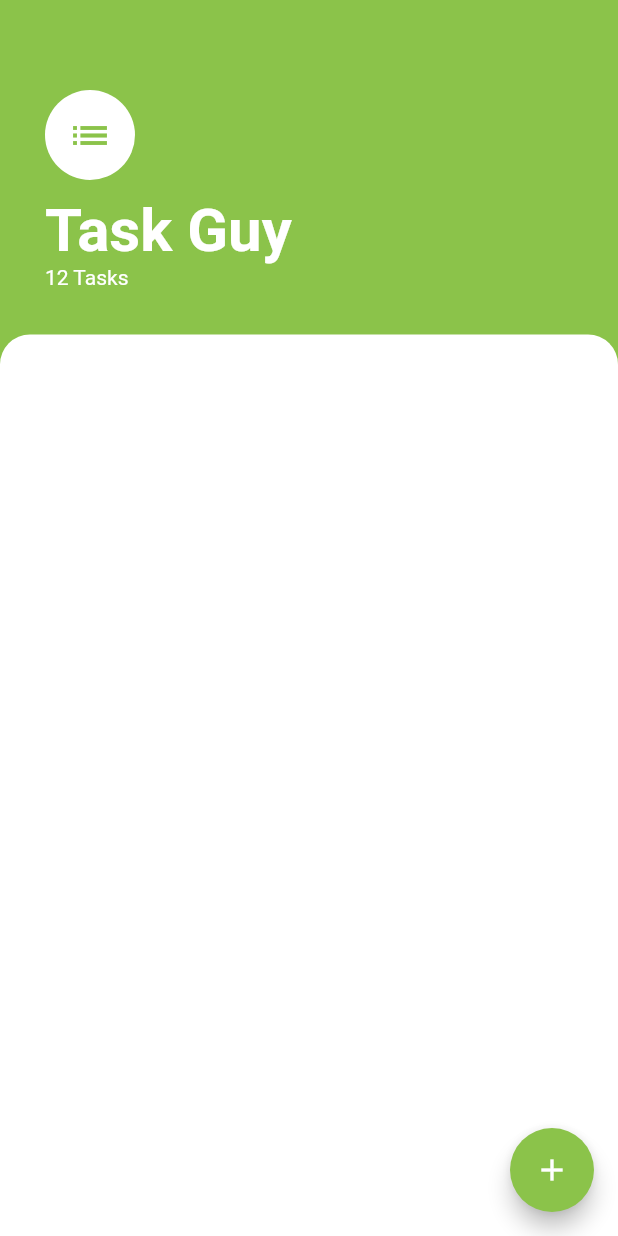
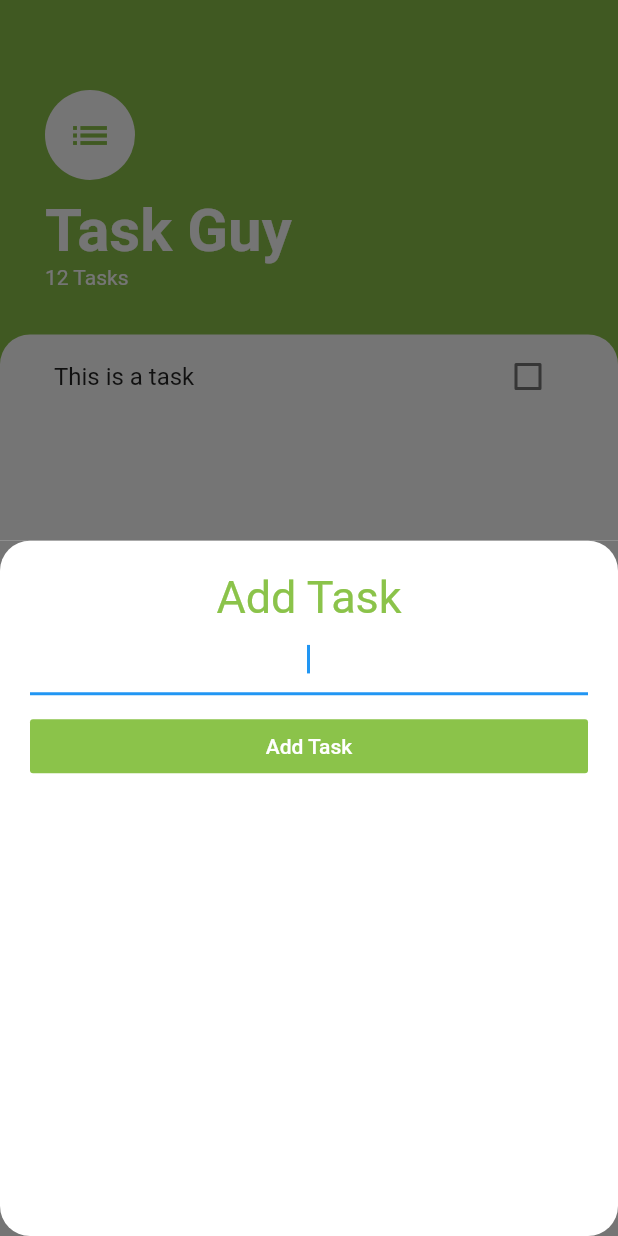
Before and after one commit to Matt-Murungi/The-Task-Guy, a Flutter app: the screen it shows after launch, after a tap on the "add" icon, on a phone screen of 412 x 824 dp. Run offline on Flutter 3.47's test engine with Material 2 defaults, Android fonts, the phone set to English and light mode, and no system bars.

Commit message:
add task screen

```diff
--- /dev/null
+++ b/lib/screens/add_task_screen.dart
@@ -0,0 +1,45 @@
+import 'package:flutter/material.dart';
+
+class AddTaskScreen extends StatelessWidget {
+  @override
+  Widget build(BuildContext context) {
+    return Container(
+      color: Color(0xff757575),
+      child: Container(
+        padding: EdgeInsets.all(20.0),
+        decoration: BoxDecoration(
+          color: Colors.white,
+          borderRadius: BorderRadius.horizontal(
+            left: Radius.circular(20.0),
+            right: Radius.circular(20.0),
+          ),
+        ),
+        child: Column(
+          crossAxisAlignment: CrossAxisAlignment.stretch,
+          children: <Widget>[
+            Text(
+              "Add Task",
+              textAlign: TextAlign.center,
+              style: TextStyle(fontSize: 30.0, color: Colors.lightGreen),
+            ),
+            TextField(
+              autofocus: true,
+              textAlign: TextAlign.center,
+            ),
+            SizedBox(height:10),
+            FlatButton(
+              onPressed: () {},
+              color: Colors.lightGreen,
+              child: Text(
+                "Add Task",
+                style: TextStyle(
+                  color: Colors.white,
+                ),
+              ),
+            )
+          ],
+        ),
+      ),
+    );
+  }
+}
--- a/lib/screens/task.dart
+++ b/lib/screens/task.dart
@@ -1,13 +1,23 @@
 import 'package:flutter/material.dart';
+import 'package:to_do/screens/add_task_screen.dart';
+import 'package:to_do/widgets/tasks_list.dart';
 
 class TasksScreen extends StatelessWidget {
   @override
   Widget build(BuildContext context) {
     return Scaffold(
       backgroundColor: Colors.lightGreen,
-      floatingActionButton: FloatingActionButton(onPressed:(){},
+      floatingActionButton: FloatingActionButton(
+        onPressed: () {
+          showModalBottomSheet(
+            context: context,
+            builder: (context) => AddTaskScreen(),
+          );
+        },
         backgroundColor: Colors.lightGreen,
-      child: Icon(Icons.add,),
+        child: Icon(
+          Icons.add,
+        ),
       ),
       body: Column(
         crossAxisAlignment: CrossAxisAlignment.start,
@@ -48,11 +58,15 @@ class TasksScreen extends StatelessWidget {
           ),
           Expanded(
             child: Container(
+              padding: EdgeInsets.symmetric(horizontal: 20.0),
               decoration: BoxDecoration(
                 color: Colors.white,
                 borderRadius: BorderRadius.only(
                   topLeft: Radius.circular(20.0),
-                          topRight: Radius.circular(20.0))),
+                  topRight: Radius.circular(20.0),
+                ),
+              ),
+              child: TasksList(),
             ),
           )
         ],
--- /dev/null
+++ b/lib/widgets/tasks_list.dart
@@ -0,0 +1,14 @@
+import 'package:flutter/material.dart';
+import 'package:to_do/widgets/tasks_tile.dart';
+
+class TasksList extends StatelessWidget {
+
+  @override
+  Widget build(BuildContext context) {
+    return ListView(
+      children: <Widget>[
+        TaskTile()
+      ],
+    );
+  }
+}
--- /dev/null
+++ b/lib/widgets/tasks_tile.dart
@@ -0,0 +1,14 @@
+import 'package:flutter/material.dart';
+
+class TaskTile extends StatelessWidget {
+
+  @override
+  Widget build(BuildContext context) {
+    return ListTile(
+      title: Text('This is a task'),
+      trailing: Checkbox(value: false,
+      onChanged: (value){},
+      ),
+    );
+  }
+}
```
Lines whose indentation alone changed are shown as unchanged.
